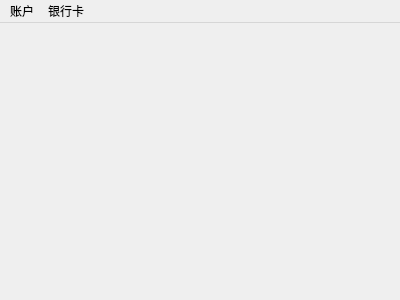
Before: the Qt Designer form bank/mainwindow.ui in sylxjtu/CppBigassignment, drawn with Qt 5.
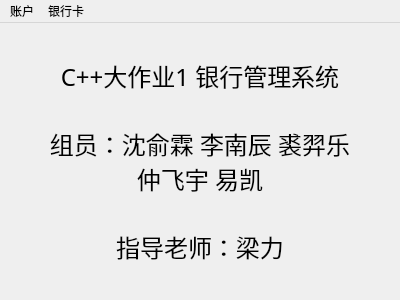
After: the same form once the commit is applied.

Commit message:
测试登录界面
todo：
显示登录成功信息
显示详细错误信息
开启注销功能

```diff
--- a/bank/mainwindow.ui
+++ b/bank/mainwindow.ui
@@ -14,7 +14,32 @@
    <string>MainWindow</string>
   </property>
   <widget class="QWidget" name="centralWidget">
-   <layout class="QVBoxLayout" name="verticalLayout"/>
+   <layout class="QVBoxLayout" name="verticalLayout">
+    <item>
+     <widget class="QLabel" name="label">
+      <property name="font">
+       <font>
+        <family>微软雅黑</family>
+        <pointsize>18</pointsize>
+       </font>
+      </property>
+      <property name="text">
+       <string>C++大作业1 银行管理系统
+
+组员：沈俞霖 李南辰 裘羿乐
+仲飞宇 易凯
+
+指导老师：梁力</string>
+      </property>
+      <property name="textFormat">
+       <enum>Qt::PlainText</enum>
+      </property>
+      <property name="alignment">
+       <set>Qt::AlignCenter</set>
+      </property>
+     </widget>
+    </item>
+   </layout>
   </widget>
   <widget class="QMenuBar" name="menuBar">
    <property name="geometry">
```
The commit also changes 6 other files.
